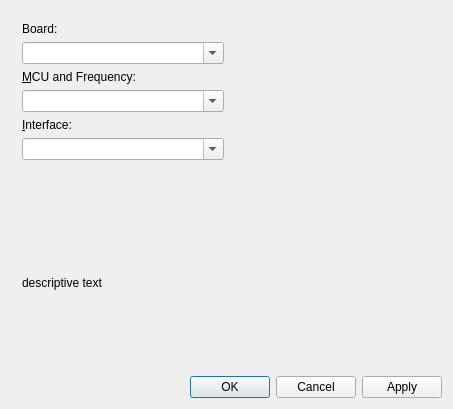
Qt form arduinowindow.ui (KDE/kdev-embedded) before a commit.
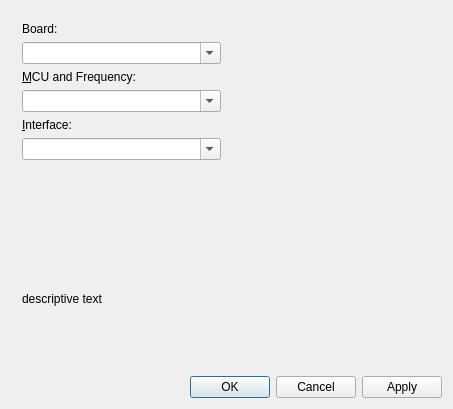
The same form after that commit. Custom widgets are drawn as their Qt base class.

Commit message:
Fixed board window image size
The board window have now a fixed image label size to evite resizing when changing the board image

Diff of the .ui file:
```diff
--- a/arduinowindow.ui
+++ b/arduinowindow.ui
@@ -14,11 +14,17 @@
    <string>arduinowindow</string>
   </property>
   <layout class="QVBoxLayout" name="verticalLayout_3">
+   <property name="sizeConstraint">
+    <enum>QLayout::SetMinimumSize</enum>
+   </property>
    <item>
     <widget class="QWidget" name="centralWidget" native="true">
      <layout class="QVBoxLayout" name="verticalLayout_2">
       <item>
        <layout class="QHBoxLayout" name="horizontalLayout">
+        <property name="sizeConstraint">
+         <enum>QLayout::SetFixedSize</enum>
+        </property>
         <item>
          <layout class="QVBoxLayout" name="verticalLayout">
           <item>
@@ -92,6 +98,27 @@
         </item>
         <item>
          <widget class="QLabel" name="image">
+          <property name="enabled">
+           <bool>true</bool>
+          </property>
+          <property name="sizePolicy">
+           <sizepolicy hsizetype="Fixed" vsizetype="Fixed">
+            <horstretch>0</horstretch>
+            <verstretch>0</verstretch>
+           </sizepolicy>
+          </property>
+          <property name="minimumSize">
+           <size>
+            <width>204</width>
+            <height>210</height>
+           </size>
+          </property>
+          <property name="maximumSize">
+           <size>
+            <width>204</width>
+            <height>210</height>
+           </size>
+          </property>
           <property name="text">
            <string/>
           </property>
```
The commit also changes 1 other file.
